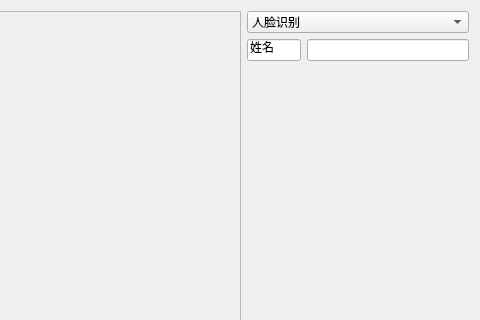
lsl0923/Version-Software, file MainWindow/FaceDetectSetting.ui: the form before one commit; both pictures show x 466 to 946 and y 0 to 320 of the 946 by 618 pixel window.
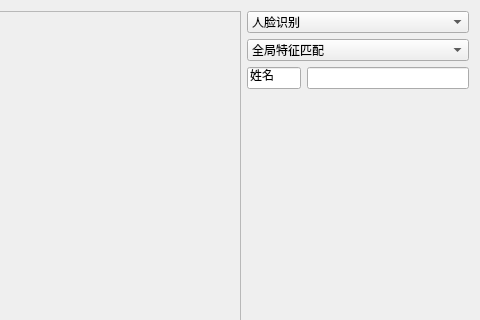
The form after the commit.

Commit message: 添加局部匹配，修复已知BUG

What changed in the file:
```diff
--- a/MainWindow/FaceDetectSetting.ui
+++ b/MainWindow/FaceDetectSetting.ui
@@ -45,6 +45,20 @@
            </item>
           </widget>
          </item>
+         <item>
+          <widget class="QComboBox" name="mode">
+           <item>
+            <property name="text">
+             <string>全局特征匹配</string>
+            </property>
+           </item>
+           <item>
+            <property name="text">
+             <string>局部关键点匹配</string>
+            </property>
+           </item>
+          </widget>
+         </item>
          <item>
           <layout class="QHBoxLayout" name="horizontalLayout" stretch="1,3">
            <item>
```
The commit also changes 11 other files.
